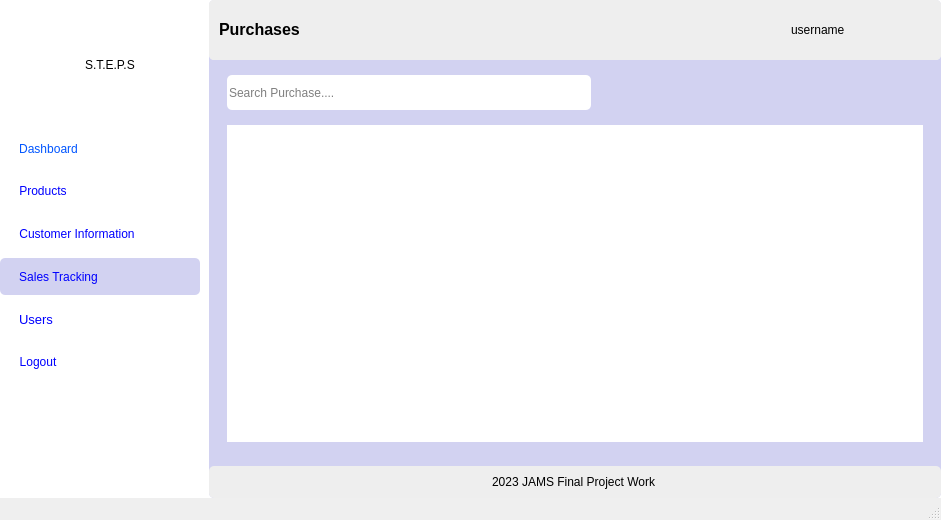
First picture: the form in UIs/purchase.ui, repository Code-ed381/Sales-App, before the edit.
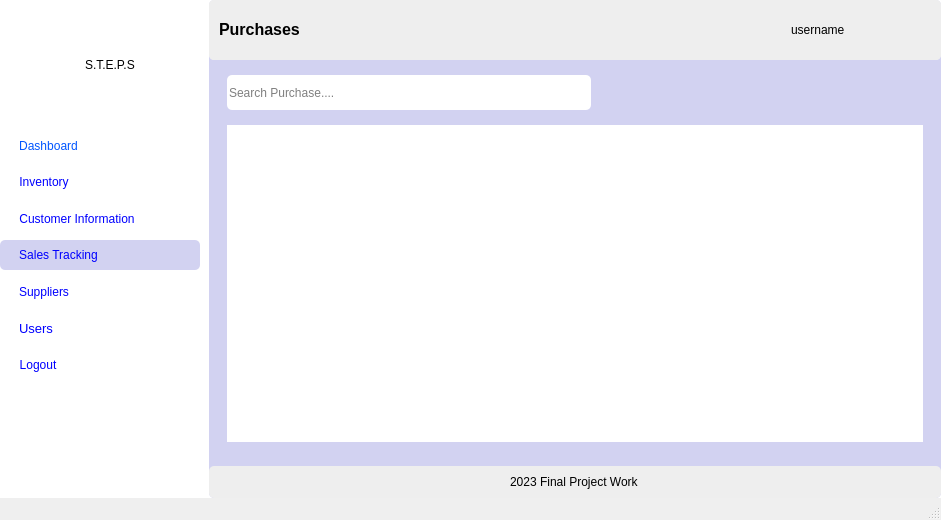
Second picture: the form after the edit. Icons and pictures are not drawn.

What changed in the file:
```diff
--- a/UIs/purchase.ui
+++ b/UIs/purchase.ui
@@ -272,7 +272,7 @@
 color: rgb(0, 0, 255);</string>
                   </property>
                   <property name="text">
-                   <string>Products</string>
+                   <string>Inventory</string>
                   </property>
                   <property name="icon">
                    <iconset>
@@ -376,6 +376,45 @@
                </layout>
               </widget>
              </item>
+             <item>
+              <widget class="QWidget" name="widget_15" native="true">
+               <layout class="QVBoxLayout" name="verticalLayout_12">
+                <property name="leftMargin">
+                 <number>19</number>
+                </property>
+                <property name="topMargin">
+                 <number>0</number>
+                </property>
+                <property name="rightMargin">
+                 <number>0</number>
+                </property>
+                <property name="bottomMargin">
+                 <number>0</number>
+                </property>
+                <item alignment="Qt::AlignLeft">
+                 <widget class="QPushButton" name="suppliers">
+                  <property name="sizePolicy">
+                   <sizepolicy hsizetype="Minimum" vsizetype="Expanding">
+                    <horstretch>0</horstretch>
+                    <verstretch>0</verstretch>
+                   </sizepolicy>
+                  </property>
+                  <property name="styleSheet">
+                   <string notr="true">font: 75 10pt &quot;MS Shell Dlg 2&quot;;
+color: rgb(0, 0, 255);</string>
+                  </property>
+                  <property name="text">
+                   <string>Suppliers</string>
+                  </property>
+                  <property name="icon">
+                   <iconset>
+                    <normaloff>../icons/hotel-supplier.png</normaloff>../icons/hotel-supplier.png</iconset>
+                  </property>
+                 </widget>
+                </item>
+               </layout>
+              </widget>
+             </item>
              <item>
               <widget class="QWidget" name="widget_14" native="true">
                <layout class="QVBoxLayout" name="verticalLayout_8">
@@ -811,7 +850,7 @@
           <item alignment="Qt::AlignHCenter">
            <widget class="QLabel" name="label_8">
             <property name="text">
-             <string>2023 JAMS Final Project Work</string>
+             <string>2023 Final Project Work</string>
             </property>
            </widget>
           </item>
```
